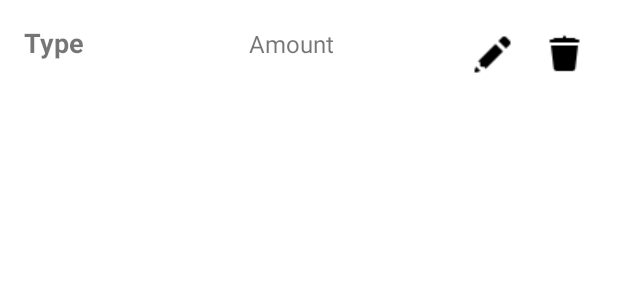
After one commit to HarisAhmad16/DailyDime-AndroidApp, an Android app: the layout expenses_tracking_list_item.xml on its own in the app's theme, with its tools: preview values and no code run, on a phone screen of 412 x 824 dp. The commit adds this screen. Shown: the top 300 px of the screen. Run offline under Robolectric (Android 15) with nearby library versions, the phone set to English and light mode, and no system bars.

Commit message:
basic list view set up need to link with db

```diff
--- a/app/build.gradle.kts
+++ b/app/build.gradle.kts
@@ -51,6 +51,7 @@ dependencies {
     implementation("androidx.navigation:navigation-ui-ktx:2.7.4")
     implementation("com.google.firebase:firebase-auth:22.3.0")
     implementation("com.google.firebase:firebase-database-ktx:20.3.0")
+    implementation("com.google.firebase:firebase-firestore-ktx:24.9.1")
     testImplementation("junit:junit:4.13.2")
     androidTestImplementation("androidx.test.ext:junit:1.1.5")
     androidTestImplementation("androidx.test.espresso:espresso-core:3.5.1")
--- /dev/null
+++ b/app/src/main/res/layout/expenses_tracking_list_item.xml
@@ -0,0 +1,47 @@
+<?xml version="1.0" encoding="utf-8"?>
+<LinearLayout xmlns:android="http://schemas.android.com/apk/res/android"
+    android:layout_width="match_parent"
+    android:layout_height="wrap_content"
+    android:orientation="horizontal"
+    android:padding="16dp">
+
+    <!-- Type TextView -->
+    <TextView
+        android:id="@+id/typeTextView"
+        android:layout_width="0dp"
+        android:layout_height="wrap_content"
+        android:layout_weight="1"
+        android:text="Type"
+        android:textSize="18sp"
+        android:textStyle="bold"/>
+
+    <!-- Amount TextView -->
+    <TextView
+        android:id="@+id/amountTextView"
+        android:layout_width="0dp"
+        android:layout_height="wrap_content"
+        android:layout_weight="1"
+        android:layout_marginStart="8dp"
+        android:text="Amount"
+        android:textSize="16sp"/>
+
+    <!-- Edit Button -->
+    <ImageButton
+        android:id="@+id/editButton"
+        android:layout_width="40dp"
+        android:layout_height="40dp"
+        android:background="?android:attr/selectableItemBackground"
+        android:src="@drawable/ic_edit"
+        android:contentDescription="Edit"/>
+
+    <!-- Delete Button -->
+    <ImageButton
+        android:id="@+id/deleteButton"
+        android:layout_width="40dp"
+        android:layout_height="40dp"
+        android:layout_marginStart="8dp"
+        android:background="?android:attr/selectableItemBackground"
+        android:src="@drawable/ic_delete"
+        android:contentDescription="Delete"/>
+
+</LinearLayout>
```
Also changed, not shown: app/src/main/java/com/cmpt362team21/ui/expenseTracker/ExpenseAdapter.kt (added, +54 -0 lines), app/src/main/java/com/cmpt362team21/ui/expenseTracker/ExpenseTrackerFragment.kt (+20 -3 lines), app/src/main/res/layout/expense_pop_up.xml (+3 -6 lines), app/src/main/res/drawable/ic_delete.png (added), app/src/main/res/drawable/ic_edit.png (added).
